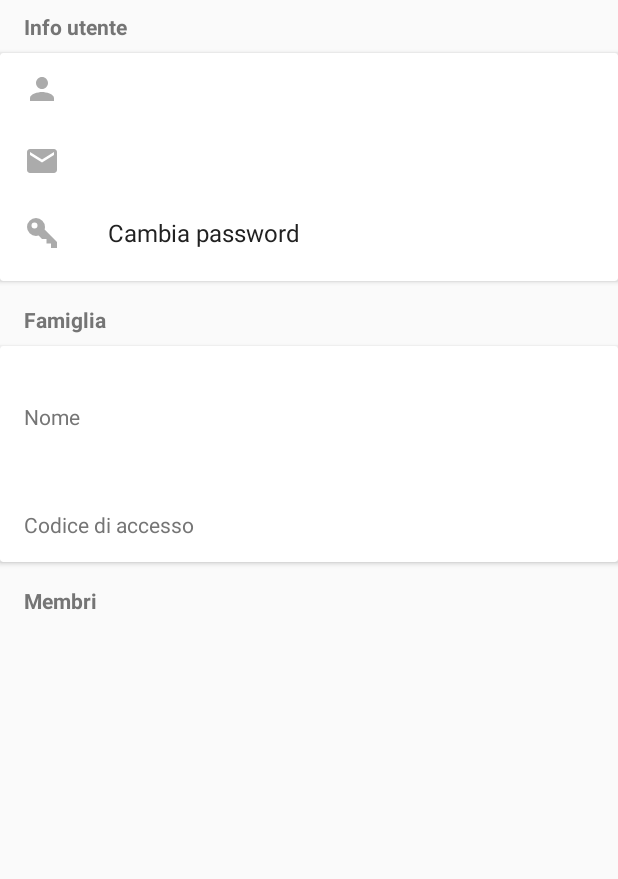
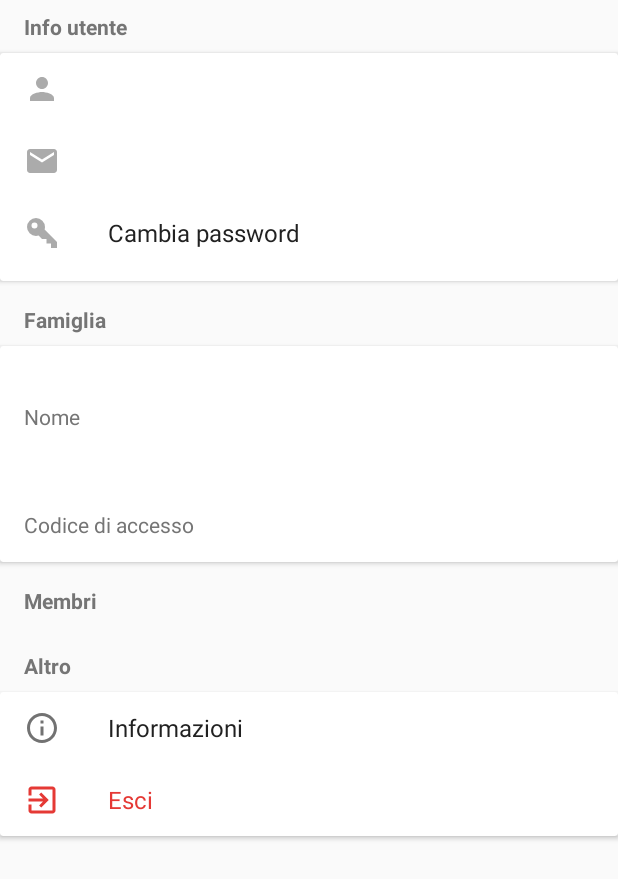
Before and after one commit to nicolapagiaro/FamilyShopping, an Android app: the layout fragment_utente.xml on its own in the app's theme, with its tools: preview values and no code run, on a phone screen of 412 x 824 dp. Shown: the top 879 px of the screen. Run offline under Robolectric (Android 15) with nearby library versions, the light colour scheme and no system bars.

Commit message:
Lista della spesa funzionante

```diff
--- a/app/src/main/java/it/paggiapp/familyshopping/backend/ServerHelper.kt
+++ b/app/src/main/java/it/paggiapp/familyshopping/backend/ServerHelper.kt
@@ -21,7 +21,7 @@ import it.paggiapp.familyshopping.database.FamilyDatabase
 import it.paggiapp.familyshopping.util.Util
 import org.json.JSONArray
 import org.json.JSONObject
-import java.util.ArrayList
+import java.util.*
 
 /**
  * Class to manage comunication with server
@@ -167,6 +167,7 @@ class ServerHelper(val context: Context) {
                 // updates Carrello records in the local database
                 val updateList = ArrayList<ContentValues>()
                 val updateItem : JSONArray = responseString.getJSONArray(Comunication.UpdateCarrello.ROWS_TO_UPDATE)
+                Log.d("res", responseString.getJSONArray(Comunication.UpdateCarrello.ROWS_TO_UPDATE).toString())
                 for (i in 0..(updateItem.length() - 1)) {
                     val temp = updateItem.getJSONObject(i)
                     val values = FamilyDatabase.carrelloToContentValuesUpdate(temp)
@@ -177,7 +178,6 @@ class ServerHelper(val context: Context) {
                     // salvo le modifiche nel db locale
                     DataStore.getDB().addItem(addList)
                     DataStore.getDB().updateItem(updateList)
-
                 }
 
                 // get last timestamp from the server
@@ -217,11 +217,13 @@ class ServerHelper(val context: Context) {
     fun removeItem(carrello: Carrello) {
         val requestParams = RequestParams()
         requestParams.put(Comunication.UpdateCarrello.ID, carrello.id)
+        requestParams.put(Comunication.UpdateCarrello.LAST_TIMESTAMP_LABEL, Util.getCurrentTimestamp(Locale.ITALY))
 
         val client = AsyncHttpClient()
         client.post(context, Comunication.UpdateCarrello.REMOVEITEM_URL, requestParams, object : JsonHttpResponseHandler() {
 
-            override fun onSuccess(statusCode: Int, headers: Array<out Header>?, responseString: JSONObject?) {}
+            override fun onSuccess(statusCode: Int, headers: Array<out Header>?, responseString: JSONObject?) {
+            }
         })
     }
 
@@ -235,7 +237,6 @@ class ServerHelper(val context: Context) {
 
         val client = AsyncHttpClient()
         client.post(context, Comunication.UploadCarrelloItem.URL, requestParams, object : JsonHttpResponseHandler(){
-
         })
     }
 
--- a/app/src/main/java/it/paggiapp/familyshopping/database/FamilyDatabase.kt
+++ b/app/src/main/java/it/paggiapp/familyshopping/database/FamilyDatabase.kt
@@ -3,6 +3,7 @@ package it.paggiapp.familyshopping.database
 import android.content.ContentValues
 import android.content.Context
 import android.database.Cursor
+import android.util.Log
 import it.paggiapp.familyshopping.listaspesa.ModalOrderBy
 import it.paggiapp.familyshopping.data.Carrello
 import it.paggiapp.familyshopping.data.Categoria
@@ -173,7 +174,7 @@ class FamilyDatabase(val context: Context) {
         val cursor = helper.readableDatabase.query(
                 FamilyContract.Carrello._TABLE_NAME,
                 null,
-                "${FamilyContract.Carrello.TIMESTAMP} > ?",
+                "${FamilyContract.Carrello.TIMESTAMP} >= ?",
                 args,
                 null,
                 null,
@@ -343,7 +344,7 @@ class FamilyDatabase(val context: Context) {
      * to sync with the online database
      */
     fun getCarrelloLastTimestamp(): String {
-        val columns = arrayOf<String>(FamilyContract.Carrello.TIMESTAMP)
+        val columns = arrayOf(FamilyContract.Carrello.TIMESTAMP)
         val cursor = helper.readableDatabase.query(
                 FamilyContract.Carrello._TABLE_NAME,
                 columns,
@@ -438,6 +439,8 @@ class FamilyDatabase(val context: Context) {
                 put(FamilyContract.Carrello.PRIORITA, temp.getInt(FamilyContract.Carrello.PRIORITA))
                 put(FamilyContract.Carrello.IN_LISTA, temp.getInt(FamilyContract.Carrello.IN_LISTA))
                 put(FamilyContract.Carrello.TIMESTAMP, temp.getString(FamilyContract.Carrello.TIMESTAMP))
+                put(FamilyContract.Carrello.DATA_IMMISSIONE, temp.getString(FamilyContract.Carrello.DATA_IMMISSIONE))
+                put(FamilyContract.Carrello.UTENTE, temp.getString(FamilyContract.Carrello.UTENTE))
             }
             return values
         }
--- a/app/src/main/java/it/paggiapp/familyshopping/listaspesa/AddListaitem.kt
+++ b/app/src/main/java/it/paggiapp/familyshopping/listaspesa/AddListaitem.kt
@@ -335,12 +335,10 @@ class AddListaitem : AppCompatActivity() {
         val articolo = et_itemname.text.toString()
 
         // add the timestamp
-        item!!.timestamp = Util.getCurrentTimestamp(Locale.US)
+        item!!.timestamp = Util.getCurrentTimestamp(Locale.ITALY)
 
         // if the item is new, add the insert date
-        if (isNew) {
-            item!!.dataImmissione = Util.getCurrentTimestamp(Locale.ITALY)
-        }
+        item!!.dataImmissione = Util.getCurrentTimestamp(Locale.ITALY)
 
         if (articolo.isEmpty()) {
             // show error
--- a/app/src/main/java/it/paggiapp/familyshopping/listaspesa/ListaFragment.kt
+++ b/app/src/main/java/it/paggiapp/familyshopping/listaspesa/ListaFragment.kt
@@ -183,7 +183,8 @@ class ListaFragment : Fragment(), GenericFragment {
      * and the local database
      */
     fun removeItem(removedItem : Carrello) {
-        removedItem.timestamp = Util.getCurrentTimestamp(Locale.US)
+        removedItem.timestamp = Util.getCurrentTimestamp(Locale.ITALY)
+        removedItem.inLista = 1;
         DataStore.getDB().removeItem(removedItem)
         ServerHelper(context!!).removeItem(removedItem)
     }
--- a/app/src/main/java/it/paggiapp/familyshopping/util/Util.kt
+++ b/app/src/main/java/it/paggiapp/familyshopping/util/Util.kt
@@ -168,7 +168,7 @@ class Util {
          * passed in the function (es: Locale.US, Locale.ITALY...)
          */
         fun getCurrentTimestamp(locale: Locale) : String {
-            val sTimestamp = SimpleDateFormat("yyyy-MM-dd HH:mm:ss", Locale.US)
+            val sTimestamp = SimpleDateFormat("yyyy-MM-dd HH:mm:ss", Locale.ITALY)
             return sTimestamp.format(Calendar.getInstance(locale).time)
         }
     }
--- /dev/null
+++ b/app/src/main/res/drawable/ic_exit_to_app_red_24dp.xml
@@ -0,0 +1,5 @@
+<vector android:height="24dp"
+    android:viewportHeight="24.0" android:viewportWidth="24.0"
+    android:width="24dp" xmlns:android="http://schemas.android.com/apk/res/android">
+    <path android:fillColor="@color/red" android:pathData="M10.09,15.59L11.5,17l5,-5 -5,-5 -1.41,1.41L12.67,11H3v2h9.67l-2.58,2.59zM19,3H5c-1.11,0 -2,0.9 -2,2v4h2V5h14v14H5v-4H3v4c0,1.1 0.89,2 2,2h14c1.1,0 2,-0.9 2,-2V5c0,-1.1 -0.9,-2 -2,-2z"/>
+</vector>
--- /dev/null
+++ b/app/src/main/res/drawable/ic_info_outline_grey_24dp.xml
@@ -0,0 +1,4 @@
+<vector android:height="24dp"  android:viewportHeight="24.0" android:viewportWidth="24.0"
+    android:width="24dp" xmlns:android="http://schemas.android.com/apk/res/android">
+    <path android:fillColor="#8D000000" android:pathData="M11,17h2v-6h-2v6zM12,2C6.48,2 2,6.48 2,12s4.48,10 10,10 10,-4.48 10,-10S17.52,2 12,2zM12,20c-4.41,0 -8,-3.59 -8,-8s3.59,-8 8,-8 8,3.59 8,8 -3.59,8 -8,8zM11,9h2L13,7h-2v2z"/>
+</vector>
--- a/app/src/main/res/drawable/ic_launcher_foreground.xml
+++ b/app/src/main/res/drawable/ic_launcher_foreground.xml
@@ -4,6 +4,7 @@
     android:height="108dp"
     android:viewportHeight="108"
     android:viewportWidth="108">
+
     <path
         android:fillType="evenOdd"
         android:pathData="M32,64C32,64 38.39,52.99 44.13,50.95C51.37,48.37 70.14,49.57 70.14,49.57L108.26,87.69L108,109.01L75.97,107.97L32,64Z"
--- a/app/src/main/res/layout/fragment_utente.xml
+++ b/app/src/main/res/layout/fragment_utente.xml
@@ -219,7 +219,6 @@
         <android.support.v7.widget.CardView
             android:layout_width="match_parent"
             android:layout_height="wrap_content"
-            android:layout_marginBottom="@dimen/vertical_margin"
             android:layout_marginLeft="@dimen/card_margin_horizontal"
             android:layout_marginRight="@dimen/card_margin_horizontal"
             android:layout_marginTop="@dimen/list_margin_top"
@@ -230,7 +229,91 @@
                 android:id="@+id/ll_members"
                 android:layout_width="match_parent"
                 android:layout_height="match_parent"
-                android:orientation="vertical" />
+                android:orientation="vertical">
+
+            </LinearLayout>
+        </android.support.v7.widget.CardView>
+
+        <TextView
+            android:id="@+id/textView4"
+            android:layout_width="match_parent"
+            android:layout_height="wrap_content"
+            android:layout_marginEnd="@dimen/horizontal_margin"
+            android:layout_marginStart="@dimen/horizontal_margin"
+            android:layout_marginTop="@dimen/vertical_margin"
+            android:text="@string/tv_other_label"
+            android:textColor="@color/secondaryTextColor"
+            android:textSize="@dimen/twolines_secondText"
+            android:textStyle="bold" />
+
+        <android.support.v7.widget.CardView
+            android:layout_width="match_parent"
+            android:layout_height="match_parent"
+            android:layout_marginBottom="@dimen/vertical_margin"
+            android:layout_marginLeft="@dimen/card_margin_horizontal"
+            android:layout_marginRight="@dimen/card_margin_horizontal"
+            android:layout_marginTop="@dimen/list_margin_top"
+            card_view:cardCornerRadius="0dp"
+            card_view:cardElevation="4dp">
+
+            <LinearLayout
+                android:layout_width="match_parent"
+                android:layout_height="match_parent"
+                android:orientation="vertical" >
+
+                <LinearLayout
+                    android:layout_width="match_parent"
+                    android:layout_height="@dimen/list_height"
+                    android:clickable="true"
+                    android:focusable="true"
+                    android:background="?attr/selectableItemBackground"
+                    android:gravity="center_vertical"
+                    android:orientation="horizontal">
+
+                    <android.support.v7.widget.AppCompatImageView
+                        android:layout_width="@dimen/bottom_icon_size"
+                        android:layout_height="@dimen/bottom_icon_size"
+                        android:layout_marginStart="@dimen/horizontal_margin"
+                        app:srcCompat="@drawable/ic_info_outline_grey_24dp" />
+
+                    <TextView
+                        android:layout_width="match_parent"
+                        android:layout_height="wrap_content"
+                        android:layout_marginEnd="@dimen/horizontal_margin"
+                        android:layout_marginStart="@dimen/twolist_marginStart"
+                        android:textColor="@color/primaryTextColor"
+                        android:text="@string/tv_other_info_label"
+                        android:textSize="@dimen/twolines_firstText" />
+
+                </LinearLayout>
+
+                <LinearLayout
+                    android:layout_width="match_parent"
+                    android:layout_height="@dimen/list_height"
+                    android:clickable="true"
+                    android:focusable="true"
+                    android:id="@+id/logout_container"
+                    android:background="?attr/selectableItemBackground"
+                    android:gravity="center_vertical"
+                    android:orientation="horizontal">
+
+                    <android.support.v7.widget.AppCompatImageView
+                        android:layout_width="@dimen/bottom_icon_size"
+                        android:layout_height="@dimen/bottom_icon_size"
+                        android:layout_marginStart="@dimen/horizontal_margin"
+                        app:srcCompat="@drawable/ic_exit_to_app_red_24dp" />
+
+                    <TextView
+                        android:layout_width="match_parent"
+                        android:layout_height="wrap_content"
+                        android:layout_marginEnd="@dimen/horizontal_margin"
+                        android:layout_marginStart="@dimen/twolist_marginStart"
+                        android:textColor="@color/red"
+                        android:text="@string/tv_exit_from_app"
+                        android:textSize="@dimen/twolines_firstText" />
+
+                </LinearLayout>
+            </LinearLayout>
         </android.support.v7.widget.CardView>
 
     </LinearLayout>
--- a/app/src/main/res/values/colors.xml
+++ b/app/src/main/res/values/colors.xml
@@ -8,6 +8,7 @@
     <color name="secondaryTextColor">#757575</color>
     <color name="dividerColor">#E0E0E0</color>
 
+    <color name="red">#e53935</color>
     <color name="white">#FFF</color>
     <color name="image_toolbar_mask">#24000000</color>
 
--- a/app/src/main/res/values/strings.xml
+++ b/app/src/main/res/values/strings.xml
@@ -99,6 +99,9 @@
     <string name="tv_info_label">Info utente</string>
     <string name="tv_familyinfo_label">Famiglia</string>
     <string name="tv_members_label">Membri</string>
+    <string name="tv_other_label">Altro</string>
+    <string name="tv_other_info_label">Informazioni</string>
+    <string name="tv_exit_from_app">Esci</string>
     <string name="tv_pssw_placeholder">Cambia password</string>
     <string name="tv_family_name">Nome</string>
     <string name="tv_family_code">Codice di accesso</string>
```
Also changed, not shown: app/src/main/ic_launcher-web.png, app/src/main/res/mipmap-hdpi/ic_launcher.png, app/src/main/res/mipmap-mdpi/ic_launcher.png, app/src/main/res/mipmap-xhdpi/ic_launcher.png, app/src/main/res/mipmap-xxhdpi/ic_launcher.png, app/src/main/res/mipmap-xxxhdpi/ic_launcher.png.
